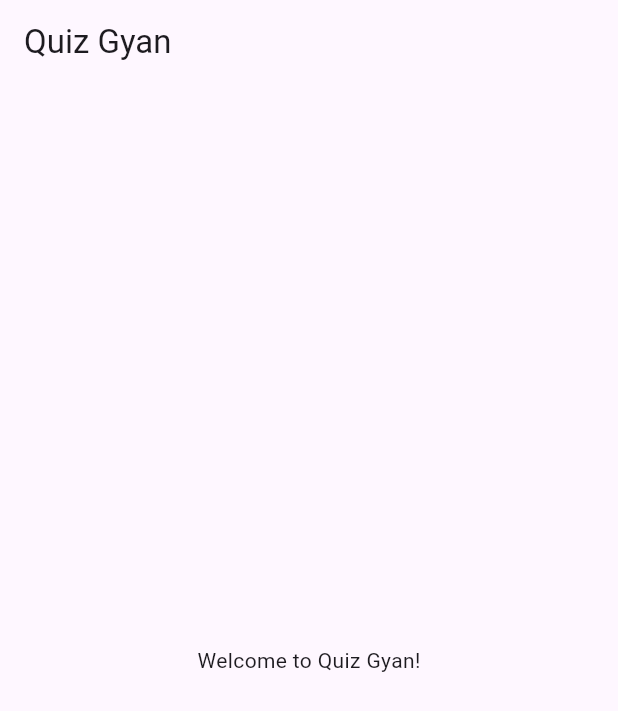
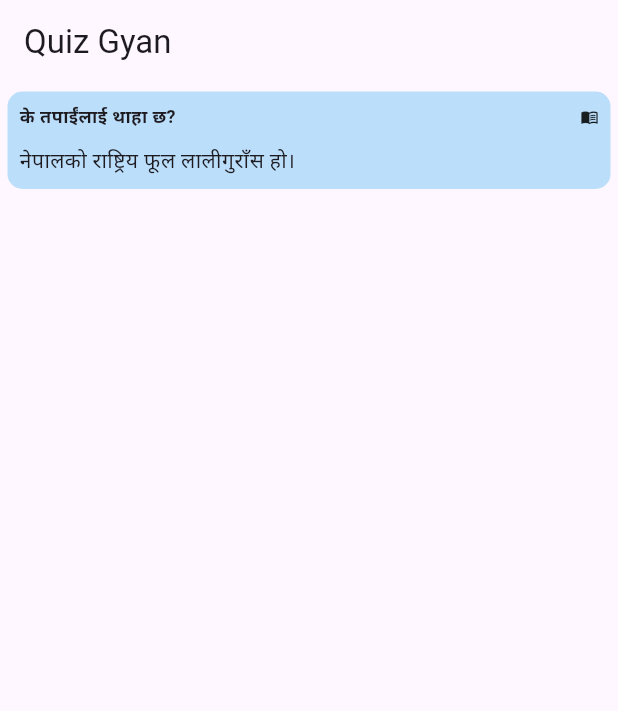
Before and after one commit to himal-13/quizgyan, a Flutter app: the screen it shows after launch, on a phone screen of 412 x 824 dp. Shown: the top 711 px of the screen. Run offline on Flutter 3.47's test engine with Material 3 defaults, Android fonts, the phone set to English and light mode, and no system bars.

Commit message:
Add DidYouKnow component to display trivia facts on HomePage

```diff
--- /dev/null
+++ b/quizgyan/lib/components/did_you_know.dart
@@ -0,0 +1,62 @@
+import 'dart:math';
+
+import 'package:flutter/material.dart';
+
+const List<String> didYouKnowList = [
+  'नेपालको राष्ट्रिय फूल लालीगुराँस हो।',
+  'नेपालको राष्ट्रिय चिहान गोरखाली चिहान हो।',
+  'नेपालको राष्ट्रिय पशु गाई हो।',
+  'नेपालको राष्ट्रिय चरा डाँफे हो।',
+  'नेपालको राष्ट्रिय खेल भलिबल हो।',
+];
+
+class DidYouKnow extends StatefulWidget {
+  const DidYouKnow({super.key});
+
+  @override
+  State<DidYouKnow> createState() => _DidYouKnowState();
+}
+
+class _DidYouKnowState extends State<DidYouKnow> {
+  String currestFact = didYouKnowList[Random().nextInt(didYouKnowList.length)];
+
+  // void _generateFact() {
+  //   setState(() {
+  //     currestFact = didYouKnowList[Random().nextInt(didYouKnowList.length)];
+  //   });
+  // }
+  @override
+  Widget build(BuildContext context) {
+    return Container(
+      padding: const EdgeInsets.all(8),
+      margin: const EdgeInsets.all(5),
+      decoration: BoxDecoration(
+        color: Colors.blue[100],
+        borderRadius: BorderRadius.circular(10),
+
+      ),
+      child: Column(
+        crossAxisAlignment: CrossAxisAlignment.start,
+        children: [
+          Row(
+            mainAxisAlignment: MainAxisAlignment.spaceBetween,
+            children: [
+              const Text(
+                'के तपाईंलाई थाहा छ?',
+                style: TextStyle(
+                  fontSize: 12,
+                  fontWeight: FontWeight.bold,
+                ),
+              ),
+              Icon(Icons.menu_book_outlined, size: 12,)
+            ],
+          ),
+          const SizedBox(height: 10),
+          Text(currestFact)
+
+        ],
+      ),
+
+    );
+  }
+}
--- a/quizgyan/lib/home_page.dart
+++ b/quizgyan/lib/home_page.dart
@@ -1,4 +1,5 @@
 import 'package:flutter/material.dart';
+import 'package:quizgyan/components/did_you_know.dart';
 
 class HomePage extends StatelessWidget {
   const HomePage({super.key});
@@ -9,8 +10,10 @@ class HomePage extends StatelessWidget {
       appBar: AppBar(
         title: const Text('Quiz Gyan'),
       ),
-      body:Center(
-        child: Text('Welcome to Quiz Gyan!'),
+      body:Column(
+        children: [
+          DidYouKnow(),
+        ],
       )
     );
 
```
